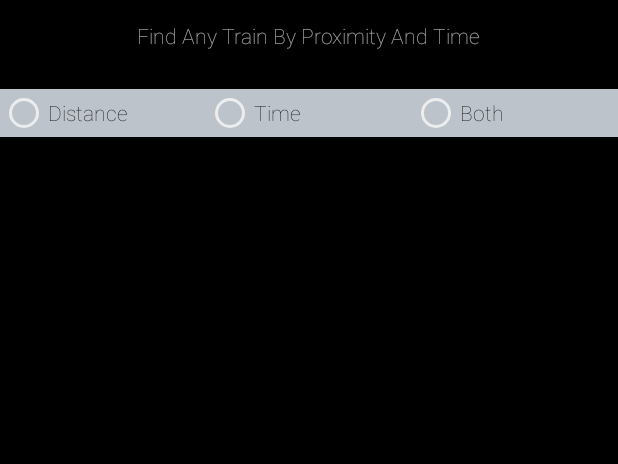
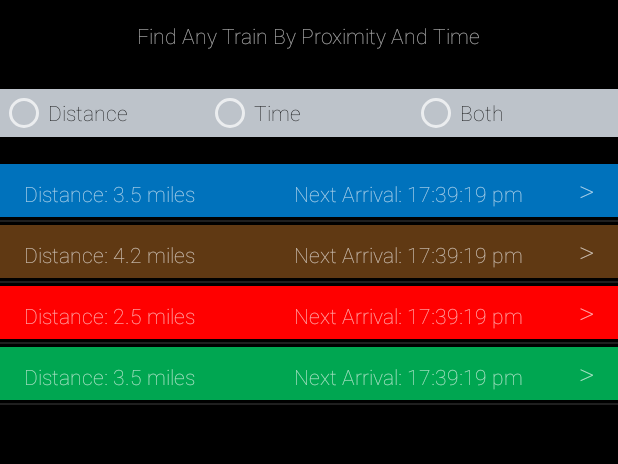
Before and after one commit to uchennafokoye/myWindyTrain, an Android app: the screen it shows after launch (FindByProximityAndTime), on a phone screen of 412 x 824 dp, the part 156-620 px from its top. Run offline under Robolectric (Android 15) with nearby library versions, the phone set to English and light mode, and no system bars.

Commit message:
Train List Activity and Fragment Done

```diff
--- a/app/src/main/AndroidManifest.xml
+++ b/app/src/main/AndroidManifest.xml
@@ -10,15 +10,19 @@
         <activity
             android:name=".MainActivity"
             android:label="@string/app_name" >
-
         </activity>
         <activity
             android:name=".FindByProximityAndTime"
             android:label="@string/title_activity_find_by_proximity_and_time" >
             <intent-filter>
                 <action android:name="android.intent.action.MAIN" />
+
                 <category android:name="android.intent.category.LAUNCHER" />
             </intent-filter>
+        </activity>
+        <activity
+            android:name=".TrainDetailView"
+            android:label="@string/title_activity_train_detail_view" >
         </activity>
     </application>
 
--- /dev/null
+++ b/app/src/main/java/com/uchennafokoye/mywindytrain/CustomAdapter.java
@@ -0,0 +1,80 @@
+package com.uchennafokoye.mywindytrain;
+
+import android.content.Context;
+import android.graphics.Color;
+import android.view.LayoutInflater;
+import android.view.View;
+import android.view.ViewGroup;
+import android.widget.BaseAdapter;
+import android.widget.TextView;
+
+/**
+ * Created by faithfulokoye on 10/31/15.
+ */
+public class CustomAdapter extends BaseAdapter{
+
+//    String[] distance;
+//    String[] next_arrival;
+
+    Train[] trains;
+    Context context;
+
+    private static LayoutInflater inflater;
+
+    public CustomAdapter(Context context, Train[] trains){
+
+        this.context = context;
+        inflater = LayoutInflater.from(context);
+        this.trains = trains;
+
+    }
+
+
+    @Override
+    public int getCount() {
+        return trains.length;
+    }
+
+    @Override
+    public Object getItem(int position){
+
+        if (position >= trains.length && position < 0){
+            return null;
+        }
+        return trains[position];
+    }
+
+    @Override
+    public long getItemId(int position){
+        return position;
+    }
+
+    public class Holder {
+        View v;
+        TextView tv1;
+        TextView tv2;
+    }
+
+    @Override
+    public View getView(final int position, View convertView, ViewGroup parent){
+
+        Holder holder = new Holder();
+        View rowView;
+        rowView = inflater.inflate(R.layout.fragment_train_list, null);
+        holder.v = (View) rowView.findViewById(R.id.train_list_item_view);
+        holder.tv1 = (TextView) rowView.findViewById(R.id.train_list_item_tv1);
+        holder.tv2 = (TextView) rowView.findViewById(R.id.train_list_item_tv2);
+
+
+        String color = ((Train) trains[position]).getTrainColor().color;
+        String distance = trains[position].getDistance().toString();
+        String next_arrival = trains[position].getTimeString();
+
+        holder.v.setBackgroundColor(Color.parseColor(color));
+        holder.tv1.setText("Distance: " + distance);
+        holder.tv2.setText("Next Arrival: " + next_arrival);
+
+        return rowView;
+    }
+
+}
--- a/app/src/main/java/com/uchennafokoye/mywindytrain/Train.java
+++ b/app/src/main/java/com/uchennafokoye/mywindytrain/Train.java
@@ -35,13 +35,21 @@ public class Train {
         return this.next_arrival;
     }
 
+    public TrainColor getTrainColor() {return this.color; }
+
 
     public static String getTimeString(Date next_arrival) {
-        return new Time(next_arrival.getTime()).toString();
+        return new Time(next_arrival.getTime()).toString() + " pm";
     }
 
     public String getTimeString() {
-        return new Time(next_arrival.getTime()).toString();
+        return getTimeString(next_arrival);
+    }
+
+
+    @Override
+    public String toString() {
+        return "Distance: " + distance.toString() + " Next Arrival: " + getTimeString();
     }
 
 
@@ -49,7 +57,7 @@ public class Train {
 
         Geolocation g = new Geolocation(16.205753, 5.835114);
         Distance d = new Distance(3.5, "miles");
-        Date n_a = new Date(1445959800);
+        Date n_a = new Date();
         TrainColor t_c = new TrainColor("green");
 
         Train t = new Train(t_c, g, d, n_a);
--- a/app/src/main/java/com/uchennafokoye/mywindytrain/TrainListFragment.java
+++ b/app/src/main/java/com/uchennafokoye/mywindytrain/TrainListFragment.java
@@ -1,6 +1,7 @@
 package com.uchennafokoye.mywindytrain;
 
 import android.app.Activity;
+import android.graphics.Color;
 import android.net.Uri;
 import android.os.Bundle;
 import android.app.Fragment;
@@ -8,6 +9,9 @@ import android.view.LayoutInflater;
 import android.view.View;
 import android.view.ViewGroup;
 import android.app.ListFragment;
+import android.widget.ArrayAdapter;
+
+import java.util.Date;
 
 
 public class TrainListFragment extends ListFragment {
@@ -15,9 +19,52 @@ public class TrainListFragment extends ListFragment {
     @Override
     public View onCreateView(LayoutInflater inflater, ViewGroup container,
                              Bundle savedInstanceState) {
+
+
+
+        Geolocation g = new Geolocation(16.205753, 5.835114);
+        Distance d = new Distance(3.5, "miles");
+        Date n_a = new Date(1445959800);
+        TrainColor t_c = new TrainColor("blue");
+
+        Train t1 = new Train(t_c, g, d, n_a);
+
+        g = new Geolocation(19.205753, 7.835114);
+        d = new Distance(4.2, "miles");
+        n_a = new Date(1445959800);
+        t_c = new TrainColor("brown");
+
+        Train t2 = new Train(t_c, g, d, n_a);
+
+        g = new Geolocation(18.205753, 4.835114);
+        d = new Distance(2.5, "miles");
+        n_a = new Date(1445959800);
+        t_c = new TrainColor("red");
+
+        Train t3 = new Train(t_c, g, d, n_a);
+
+        g = new Geolocation(12.205753, 5.835114);
+        d = new Distance(3.5, "miles");
+        n_a = new Date(1445959800);
+        t_c = new TrainColor("green");
+
+        Train t4 = new Train(t_c, g, d, n_a);
+
+        Train[] trains = new Train[]{t1, t2, t3, t4};
+
+
+
+
+        String[] times = new String[trains.length];
+        for (int i = 0; i < times.length; i++){
+            times[i] = trains[i].toString();
+        }
+
+        CustomAdapter adapter = new CustomAdapter(inflater.getContext(), trains);
+        setListAdapter(adapter);
+
+
         return super.onCreateView(inflater, container, savedInstanceState);
     }
 
-
-
 }
--- a/app/src/main/res/layout/activity_by_proximity_and_time.xml
+++ b/app/src/main/res/layout/activity_by_proximity_and_time.xml
@@ -1,5 +1,6 @@
 <LinearLayout
     xmlns:android="http://schemas.android.com/apk/res/android"
+    xmlns:tools="http://schemas.android.com/tools"
     android:orientation="vertical"
     android:layout_width="match_parent"
     android:layout_height="match_parent"
@@ -8,35 +9,6 @@
     android:gravity="center_horizontal"
     android:layout_alignParentTop="true">
 
-
-
-    <!--<RelativeLayout-->
-        <!--android:orientation="horizontal"-->
-        <!--android:layout_width="match_parent"-->
-        <!--android:layout_height="wrap_content"-->
-        <!-->-->
-        <!--<ImageView-->
-            <!--android:id="@+id/app_logo"-->
-            <!--android:layout_width="@dimen/image_size"-->
-            <!--android:layout_height="@dimen/image_size"-->
-            <!--android:src="@mipmap/logo"-->
-            <!--android:contentDescription="@string/app_logo"-->
-            <!--android:layout_marginBottom="@dimen/activity_vertical_margin"-->
-
-            <!--/>-->
-
-
-
-        <!--<TextView-->
-            <!--android:layout_width="wrap_content"-->
-            <!--android:layout_height="wrap_content"-->
-            <!--android:text="@string/title_activity_find_by_proximity_and_time"-->
-            <!--android:layout_toRightOf="@+id/app_logo"-->
-            <!--android:layout_alignBottom="@+id/app_logo"-->
-            <!--android:layout_marginBottom="10dp"-->
-            <!--/>-->
-
-    <!--</RelativeLayout>-->
 
 
             <ImageView
@@ -107,4 +79,11 @@
 
     </LinearLayout>
 
+
+    <fragment
+        class="com.uchennafokoye.mywindytrain.TrainListFragment"
+        android:id="@+id/train_list_frag"
+        android:layout_width="match_parent"
+        android:layout_height="match_parent"
+        tools:layout="@layout/fragment_train_list" />
 </LinearLayout>
--- a/app/src/main/res/layout/activity_main.xml
+++ b/app/src/main/res/layout/activity_main.xml
@@ -41,12 +41,14 @@
                 android:background="@color/red"
                 />
 
+
             <View
                 android:layout_width="match_parent"
                 android:layout_height="@dimen/train_block_height"
                 android:layout_marginTop="@dimen/train_block_margin"
                 android:layout_marginBottom="@dimen/train_block_margin"
                 android:background="@color/blue"
+
                 />
 
 
--- a/app/src/main/res/layout/fragment_train_list.xml
+++ b/app/src/main/res/layout/fragment_train_list.xml
@@ -1,10 +1,60 @@
-<FrameLayout xmlns:android="http://schemas.android.com/apk/res/android"
-    xmlns:tools="http://schemas.android.com/tools" android:layout_width="match_parent"
-    android:layout_height="match_parent"
-    tools:context="com.uchennafokoye.mywindytrain.TrainListFragment">
+<RelativeLayout
+xmlns:android="http://schemas.android.com/apk/res/android"
+xmlns:tools="http://schemas.android.com/tools"
+tools:context="com.uchennafokoye.mywindytrain.TrainListFragment"
+android:layout_width="match_parent"
+android:layout_height="wrap_content"
+    android:layout_margin="@dimen/train_block_margin">
 
-    <!-- TODO: Update blank fragment layout -->
-    <TextView android:layout_width="match_parent" android:layout_height="match_parent"
-        android:text="@string/hello_blank_fragment" />
 
-</FrameLayout>
+
+<View
+    android:layout_width="match_parent"
+    android:layout_height="@dimen/train_block_height"
+    android:layout_marginTop="@dimen/train_block_margin"
+    android:layout_marginBottom="@dimen/train_block_margin"
+    android:id="@+id/train_list_item_view"
+    android:background="@color/blue"
+
+    />
+
+<LinearLayout
+    android:orientation="horizontal"
+    android:layout_width="match_parent"
+    android:layout_height="wrap_content"
+    android:layout_centerVertical="true"
+    android:layout_marginLeft="@dimen/train_block_section_margin"
+    android:layout_marginRight="@dimen/train_block_section_margin"
+
+    >
+
+
+    <TextView
+        android:layout_width="0dp"
+        android:layout_weight="1.5"
+        android:id="@+id/train_list_item_tv1"
+        android:layout_height="wrap_content"
+        android:text="Distance: 3 miles"/>
+
+    <TextView
+        android:layout_width="0dp"
+        android:layout_weight="2"
+        android:layout_height="wrap_content"
+        android:gravity="right"
+        android:id="@+id/train_list_item_tv2"
+        android:text="Arriving: 1:30 p.m."/>
+
+    <TextView
+        android:layout_width="0dp"
+        android:layout_weight=".5"
+        android:layout_height="wrap_content"
+        android:id="@+id/train_list_item_tv3"
+        android:textSize="@dimen/medium_size_text"
+        android:text=">"
+        android:gravity="right"/>
+
+</LinearLayout>
+
+
+
+</RelativeLayout>
--- /dev/null
+++ b/app/src/main/res/menu/menu_train_detail_view.xml
@@ -0,0 +1,6 @@
+<menu xmlns:android="http://schemas.android.com/apk/res/android"
+    xmlns:tools="http://schemas.android.com/tools"
+    tools:context="com.uchennafokoye.mywindytrain.TrainDetailView">
+    <item android:id="@+id/action_settings" android:title="@string/action_settings"
+        android:orderInCategory="100" android:showAsAction="never" />
+</menu>
--- a/app/src/main/res/values/dimens.xml
+++ b/app/src/main/res/values/dimens.xml
@@ -12,4 +12,6 @@
     <dimen name="medium_size_text">20dp</dimen>
 
     <dimen name="small_margin">3dp</dimen>
+    <dimen name="average_margin">10dp</dimen>
+
 </resources>
--- a/app/src/main/res/values/strings.xml
+++ b/app/src/main/res/values/strings.xml
@@ -17,4 +17,5 @@
 
 <!-- TODO: Remove or change this placeholder text -->
     <string name="hello_blank_fragment">Hello blank fragment</string>
+    <string name="title_activity_train_detail_view">TrainDetailView</string>
 </resources>
```
Also changed, not shown: app/src/main/java/com/uchennafokoye/mywindytrain/TrainDetailView.java (added, +37 -0 lines), app/src/main/res/layout/activity_train_detail_view.xml (added, +28 -0 lines).
